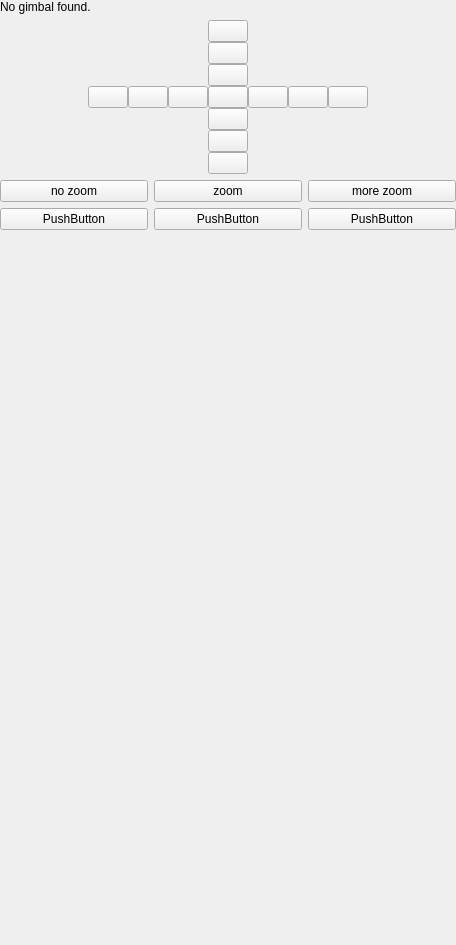
Old version of the form userinterface/cameragimbalui.ui in the repository RISE-Dependable-Transport-Systems/WayWise.
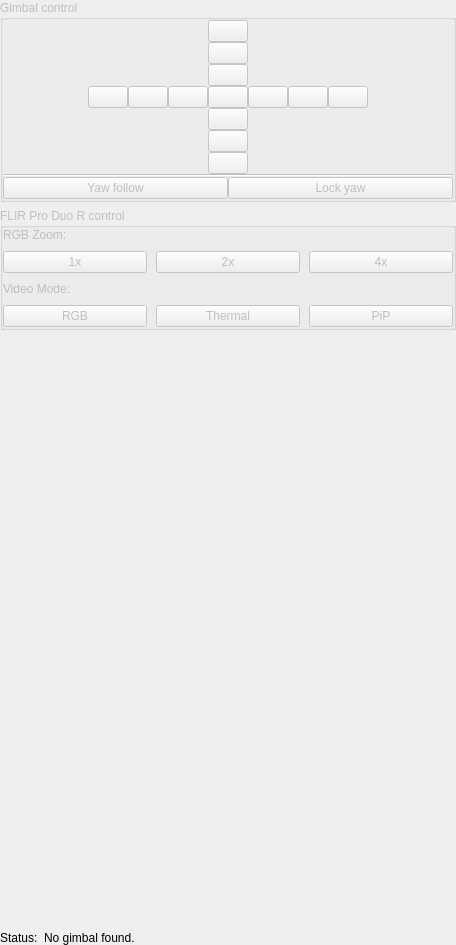
New version of the form. Icons and pictures are not drawn.

Commit message: CameraGimbalUI: Functionally complete version

```diff
--- a/userinterface/cameragimbalui.ui
+++ b/userinterface/cameragimbalui.ui
@@ -27,25 +27,39 @@
     <number>0</number>
    </property>
    <item>
-    <widget class="QLabel" name="gimbalStatusLabel">
-     <property name="text">
-      <string>No gimbal found.</string>
+    <widget class="QGroupBox" name="gimbalControlGroup">
+     <property name="enabled">
+      <bool>false</bool>
      </property>
-    </widget>
-   </item>
-   <item>
-    <layout class="QHBoxLayout" name="horizontalLayout">
+     <property name="title">
+      <string>Gimbal control</string>
+     </property>
+     <layout class="QVBoxLayout" name="verticalLayout_3">
      <property name="spacing">
       <number>0</number>
      </property>
+      <property name="leftMargin">
+       <number>0</number>
+      </property>
+      <property name="topMargin">
+       <number>0</number>
+      </property>
+      <property name="rightMargin">
+       <number>0</number>
+      </property>
+      <property name="bottomMargin">
+       <number>0</number>
+      </property>
      <item>
-      <spacer name="horizontalSpacer">
+       <layout class="QHBoxLayout" name="horizontalLayout_5">
+        <item>
+         <spacer name="horizontalSpacer_2">
        <property name="orientation">
         <enum>Qt::Horizontal</enum>
        </property>
        <property name="sizeHint" stdset="0">
         <size>
-         <width>5</width>
+            <width>0</width>
          <height>20</height>
         </size>
        </property>
@@ -59,39 +73,6 @@
        <property name="spacing">
         <number>0</number>
        </property>
-       <item row="2" column="3">
-        <widget class="QPushButton" name="pushButton_2">
-         <property name="text">
-          <string/>
-         </property>
-         <property name="icon">
-          <iconset resource="../../resources.qrc">
-           <normaloff>:/icons/icons/icons8-single-up-96.png</normaloff>:/icons/icons/icons8-single-up-96.png</iconset>
-         </property>
-        </widget>
-       </item>
-       <item row="3" column="6">
-        <widget class="QPushButton" name="pushButton_10">
-         <property name="text">
-          <string/>
-         </property>
-         <property name="icon">
-          <iconset resource="../../resources.qrc">
-           <normaloff>:/icons/icons/icons8-triple-right-96.png</normaloff>:/icons/icons/icons8-triple-right-96.png</iconset>
-         </property>
-        </widget>
-       </item>
-       <item row="3" column="3">
-        <widget class="QPushButton" name="pushButton">
-         <property name="text">
-          <string/>
-         </property>
-         <property name="icon">
-          <iconset resource="../../resources.qrc">
-           <normaloff>:/icons/icons/icons8-circle-96.png</normaloff>:/icons/icons/icons8-circle-96.png</iconset>
-         </property>
-        </widget>
-       </item>
        <item row="3" column="5">
         <widget class="QPushButton" name="pushButton_9">
          <property name="text">
@@ -103,25 +84,14 @@
          </property>
         </widget>
        </item>
-       <item row="6" column="3">
-        <widget class="QPushButton" name="pushButton_13">
+          <item row="0" column="3">
+           <widget class="QPushButton" name="tripleUpButton">
          <property name="text">
           <string/>
          </property>
          <property name="icon">
-          <iconset resource="../../resources.qrc">
-           <normaloff>:/icons/icons/icons8-triple-down-96.png</normaloff>:/icons/icons/icons8-triple-down-96.png</iconset>
-         </property>
-        </widget>
-       </item>
-       <item row="3" column="2">
-        <widget class="QPushButton" name="pushButton_5">
-         <property name="text">
-          <string/>
-         </property>
-         <property name="icon">
-          <iconset resource="../../resources.qrc">
-           <normaloff>:/icons/icons/icons8-single-left-96.png</normaloff>:/icons/icons/icons8-single-left-96.png</iconset>
+             <iconset>
+              <normaloff>:/icons/icons/icons8-triple-up-96.png</normaloff>:/icons/icons/icons8-triple-up-96.png</iconset>
          </property>
         </widget>
        </item>
@@ -136,28 +106,6 @@
          </property>
         </widget>
        </item>
-       <item row="3" column="1">
-        <widget class="QPushButton" name="pushButton_6">
-         <property name="text">
-          <string/>
-         </property>
-         <property name="icon">
-          <iconset resource="../../resources.qrc">
-           <normaloff>:/icons/icons/icons8-double-left-96.png</normaloff>:/icons/icons/icons8-double-left-96.png</iconset>
-         </property>
-        </widget>
-       </item>
-       <item row="3" column="4">
-        <widget class="QPushButton" name="pushButton_8">
-         <property name="text">
-          <string/>
-         </property>
-         <property name="icon">
-          <iconset resource="../../resources.qrc">
-           <normaloff>:/icons/icons/icons8-single-right-96.png</normaloff>:/icons/icons/icons8-single-right-96.png</iconset>
-         </property>
-        </widget>
-       </item>
        <item row="1" column="3">
         <widget class="QPushButton" name="pushButton_3">
          <property name="text">
@@ -169,14 +117,36 @@
          </property>
         </widget>
        </item>
-       <item row="0" column="3">
-        <widget class="QPushButton" name="pushButton_4">
+          <item row="3" column="3">
+           <widget class="QPushButton" name="zeroButton">
          <property name="text">
           <string/>
          </property>
          <property name="icon">
-          <iconset resource="../../resources.qrc">
-           <normaloff>:/icons/icons/icons8-triple-up-96.png</normaloff>:/icons/icons/icons8-triple-up-96.png</iconset>
+             <iconset>
+              <normaloff>:/icons/icons/icons8-circle-96.png</normaloff>:/icons/icons/icons8-circle-96.png</iconset>
+            </property>
+           </widget>
+          </item>
+          <item row="6" column="3">
+           <widget class="QPushButton" name="tripleDownButton">
+            <property name="text">
+             <string/>
+            </property>
+            <property name="icon">
+             <iconset>
+              <normaloff>:/icons/icons/icons8-triple-down-96.png</normaloff>:/icons/icons/icons8-triple-down-96.png</iconset>
+            </property>
+           </widget>
+          </item>
+          <item row="3" column="1">
+           <widget class="QPushButton" name="doubleLeftButton">
+            <property name="text">
+             <string/>
+            </property>
+            <property name="icon">
+             <iconset>
+              <normaloff>:/icons/icons/icons8-double-left-96.png</normaloff>:/icons/icons/icons8-double-left-96.png</iconset>
          </property>
         </widget>
        </item>
@@ -191,6 +161,50 @@
          </property>
         </widget>
        </item>
+          <item row="3" column="6">
+           <widget class="QPushButton" name="tripleRightButton">
+            <property name="text">
+             <string/>
+            </property>
+            <property name="icon">
+             <iconset>
+              <normaloff>:/icons/icons/icons8-triple-right-96.png</normaloff>:/icons/icons/icons8-triple-right-96.png</iconset>
+            </property>
+           </widget>
+          </item>
+          <item row="3" column="4">
+           <widget class="QPushButton" name="rightButton">
+            <property name="text">
+             <string/>
+            </property>
+            <property name="icon">
+             <iconset>
+              <normaloff>:/icons/icons/icons8-single-right-96.png</normaloff>:/icons/icons/icons8-single-right-96.png</iconset>
+            </property>
+           </widget>
+          </item>
+          <item row="2" column="3">
+           <widget class="QPushButton" name="upButton">
+            <property name="text">
+             <string/>
+            </property>
+            <property name="icon">
+             <iconset>
+              <normaloff>:/icons/icons/icons8-single-up-96.png</normaloff>:/icons/icons/icons8-single-up-96.png</iconset>
+            </property>
+           </widget>
+          </item>
+          <item row="3" column="2">
+           <widget class="QPushButton" name="leftButton">
+            <property name="text">
+             <string/>
+            </property>
+            <property name="icon">
+             <iconset>
+              <normaloff>:/icons/icons/icons8-single-left-96.png</normaloff>:/icons/icons/icons8-single-left-96.png</iconset>
+            </property>
+           </widget>
+          </item>
        <item row="3" column="0">
         <widget class="QPushButton" name="pushButton_7">
          <property name="text">
@@ -205,69 +219,144 @@
       </layout>
      </item>
      <item>
-      <spacer name="horizontalSpacer_2">
+         <spacer name="horizontalSpacer">
        <property name="orientation">
         <enum>Qt::Horizontal</enum>
        </property>
        <property name="sizeHint" stdset="0">
         <size>
-         <width>5</width>
+            <width>0</width>
          <height>20</height>
         </size>
        </property>
       </spacer>
      </item>
     </layout>
+      </item>
+      <item>
+       <widget class="Line" name="line">
+        <property name="orientation">
+         <enum>Qt::Horizontal</enum>
+        </property>
+       </widget>
+      </item>
+      <item>
+       <layout class="QHBoxLayout" name="horizontalLayout">
+        <item>
+         <widget class="QPushButton" name="yawFollowButton">
+          <property name="toolTip">
+           <string>Yaw follows vehicle's movements</string>
+          </property>
+          <property name="text">
+           <string>Yaw follow</string>
+          </property>
+         </widget>
+        </item>
+        <item>
+         <widget class="QPushButton" name="yawLockButton">
+          <property name="toolTip">
+           <string>Yaw is locked to absolute angle</string>
+          </property>
+          <property name="text">
+           <string>Lock yaw</string>
+          </property>
+         </widget>
+        </item>
+       </layout>
+      </item>
+     </layout>
+    </widget>
+   </item>
+   <item>
+    <widget class="QGroupBox" name="cameraControlGroup">
+     <property name="enabled">
+      <bool>false</bool>
+     </property>
+     <property name="title">
+      <string>FLIR Pro Duo R control</string>
+     </property>
+     <layout class="QVBoxLayout" name="verticalLayout">
+      <property name="spacing">
+       <number>9</number>
+      </property>
+      <property name="leftMargin">
+       <number>0</number>
+      </property>
+      <property name="topMargin">
+       <number>0</number>
+      </property>
+      <property name="rightMargin">
+       <number>0</number>
+      </property>
+      <property name="bottomMargin">
+       <number>0</number>
+      </property>
+      <item>
+       <widget class="QLabel" name="label">
+        <property name="text">
+         <string>RGB Zoom:</string>
+        </property>
+       </widget>
    </item>
    <item>
     <layout class="QHBoxLayout" name="horizontalLayout_2">
      <item>
       <widget class="QPushButton" name="actuatorOneLowButton">
        <property name="text">
-        <string>no zoom</string>
-       </property>
-      </widget>
-     </item>
-     <item>
-      <widget class="QPushButton" name="actuatorOneMidButton">
-       <property name="text">
-        <string>zoom</string>
+           <string>1x</string>
        </property>
       </widget>
      </item>
      <item>
       <widget class="QPushButton" name="actuatorOneHighButton">
        <property name="text">
-        <string>more zoom</string>
+           <string>2x</string>
+          </property>
+         </widget>
+        </item>
+        <item>
+         <widget class="QPushButton" name="actuatorOneMidButton">
+          <property name="text">
+           <string>4x</string>
        </property>
       </widget>
      </item>
     </layout>
    </item>
+      <item>
+       <widget class="QLabel" name="label_2">
+        <property name="text">
+         <string>Video Mode:</string>
+        </property>
+       </widget>
+      </item>
    <item>
     <layout class="QHBoxLayout" name="horizontalLayout_3">
      <item>
       <widget class="QPushButton" name="actuatorTwoLowButton">
        <property name="text">
-        <string>PushButton</string>
+           <string>RGB</string>
        </property>
       </widget>
      </item>
      <item>
       <widget class="QPushButton" name="actuatorTwoMidButton">
        <property name="text">
-        <string>PushButton</string>
+           <string>Thermal</string>
        </property>
       </widget>
      </item>
      <item>
       <widget class="QPushButton" name="actuatorTwoHighButton">
        <property name="text">
-        <string>PushButton</string>
+           <string>PiP</string>
        </property>
       </widget>
      </item>
     </layout>
+      </item>
+     </layout>
+    </widget>
    </item>
    <item>
     <spacer name="verticalSpacer">
@@ -282,7 +371,37 @@
      </property>
     </spacer>
    </item>
-  </layout>
+   <item>
+    <layout class="QHBoxLayout" name="horizontalLayout_7">
+     <item>
+      <widget class="QLabel" name="label_3">
+       <property name="sizePolicy">
+        <sizepolicy hsizetype="Preferred" vsizetype="Preferred">
+         <horstretch>0</horstretch>
+         <verstretch>0</verstretch>
+        </sizepolicy>
+       </property>
+       <property name="text">
+        <string>Status:</string>
+       </property>
+      </widget>
+     </item>
+     <item>
+      <widget class="QLabel" name="gimbalStatusLabel">
+       <property name="sizePolicy">
+        <sizepolicy hsizetype="Preferred" vsizetype="Preferred">
+         <horstretch>3</horstretch>
+         <verstretch>0</verstretch>
+        </sizepolicy>
+       </property>
+       <property name="text">
+        <string>No gimbal found.</string>
+       </property>
+      </widget>
+     </item>
+    </layout>
+   </item>
+  </layout>
  </widget>
  <resources>
   <include location="../../resources.qrc"/>
```
Left out of the diff: 24 changed lines with no effect on the pictures. Lines whose indentation alone changed are shown as unchanged. The commit also changes 6 other files.
